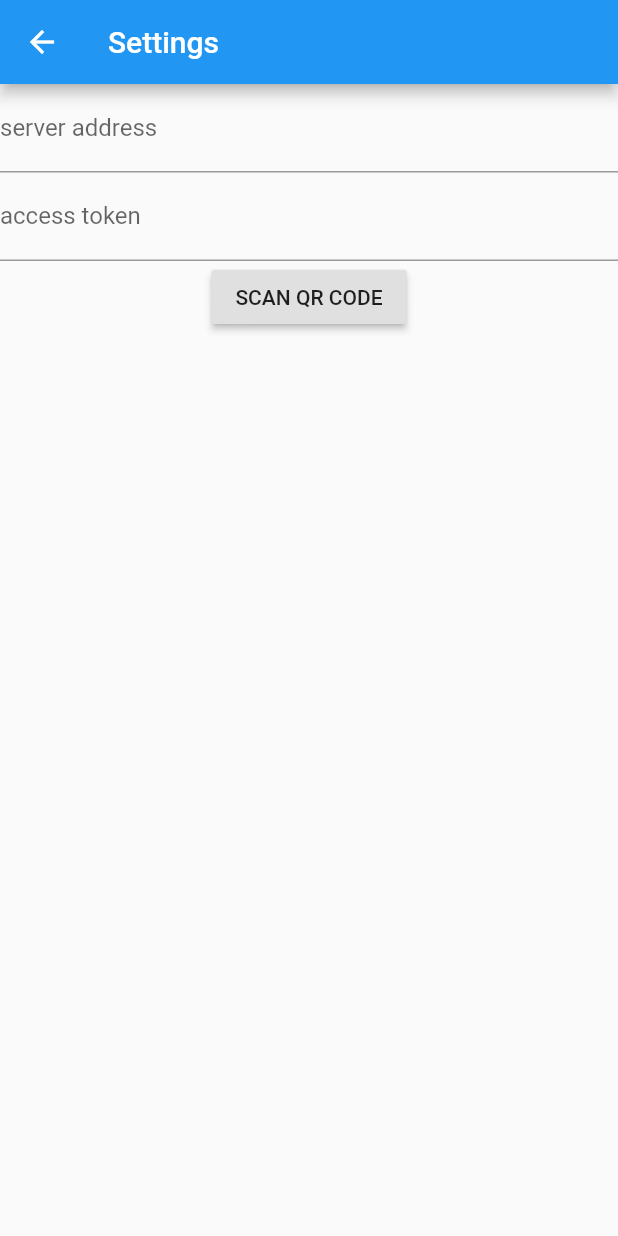
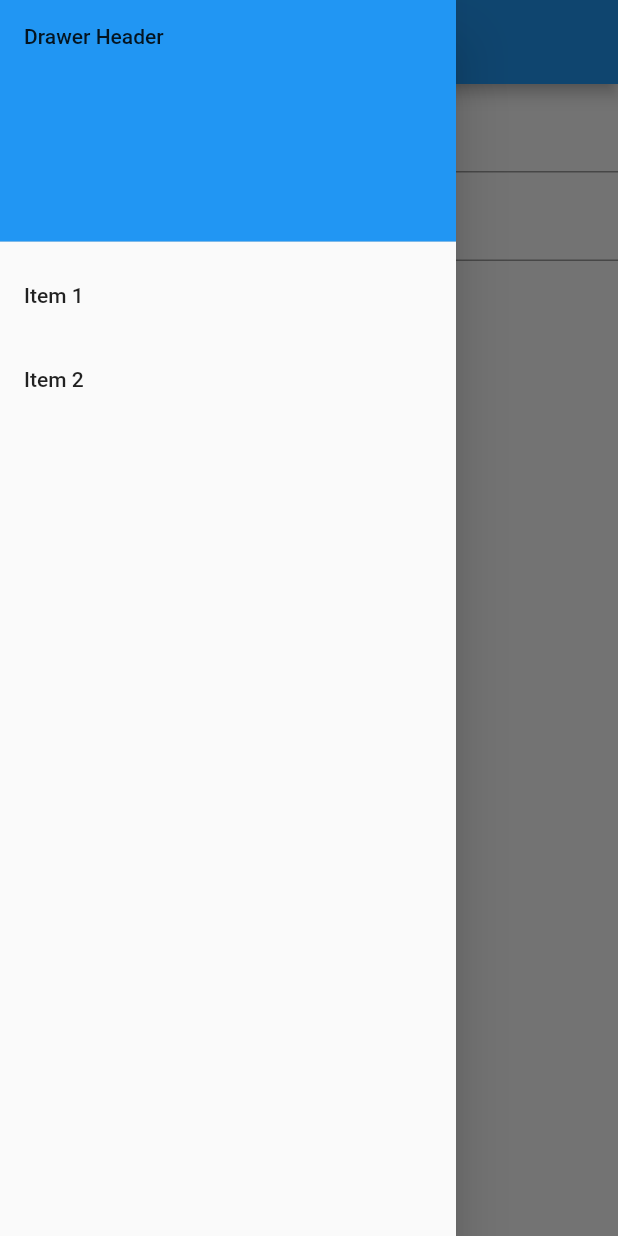
Before and after one commit to e154/smart-home-app, a Flutter app: the SettingsPage screen opened directly, with the side drawer open (before the commit the screen has no drawer), on a phone screen of 412 x 824 dp. Run offline on Flutter 3.47's test engine with Material 2 defaults, Android fonts, the phone set to English and light mode, and no system bars; our stand-ins replace bloc, equatable, flutter_bloc, sqflite; missing offline and left inert: barcode_scan; accounts and stored records are empty.

```diff
--- /dev/null
+++ b/lib/adaptors/adaptors.dart
@@ -0,0 +1,16 @@
+import 'package:smart_home_app/db/db.dart';
+import 'variables.dart';
+
+class Adaptors {
+  VariableAdaptor variable;
+
+  static final Adaptors _singleton = new Adaptors._internal();
+
+  factory Adaptors() {
+    return _singleton;
+  }
+
+  Adaptors._internal() {
+    variable = new VariableAdaptor(DBProvider.db);
+  }
+}
--- a/lib/authentication/authentication_bloc.dart
+++ b/lib/authentication/authentication_bloc.dart
@@ -2,6 +2,8 @@ import 'dart:async';
 
 import 'package:meta/meta.dart';
 import 'package:bloc/bloc.dart';
+import 'package:smart_home_app/adaptors/adaptors.dart';
+import 'package:smart_home_app/models/setting.dart';
 import 'package:smart_home_app/repository/user_repository.dart';
 
 import 'package:smart_home_app/authentication/authentication.dart';
@@ -9,9 +11,10 @@ import 'package:smart_home_app/authentication/authentication.dart';
 class AuthenticationBloc
     extends Bloc<AuthenticationEvent, AuthenticationState> {
   final UserRepository userRepository;
+  final Adaptors adaptors;
 
-  AuthenticationBloc({@required this.userRepository})
-      : assert(userRepository != null);
+  AuthenticationBloc({@required this.userRepository, this.adaptors})
+      : assert(userRepository != null && adaptors != null);
 
   @override
   AuthenticationState get initialState => AuthenticationUninitialized();
@@ -22,12 +25,30 @@ class AuthenticationBloc
   ) async* {
     if (event is AppStarted) {
       final bool hasToken = await userRepository.hasToken();
+      final Settings settings = await adaptors.variable.getSettings();
 
       if (hasToken) {
         yield AuthenticationAuthenticated();
-      } else {
+      }
+
+      // goto settings page and set connect params
+      if (!settings.validSettings()) {
+        yield NeedUpdateSettings();
+        return;
+      }
+
+      // goto login page
+      if (!settings.validLoginParams()) {
         yield AuthenticationUnauthenticated();
       }
+
+//      final bool hasToken = await userRepository.hasToken();
+
+//      if (hasToken) {
+//        yield AuthenticationAuthenticated();
+//      } else {
+//        yield AuthenticationUnauthenticated();
+//      }
     }
 
     if (event is LoggedIn) {
--- a/lib/authentication/authentication_state.dart
+++ b/lib/authentication/authentication_state.dart
@@ -2,21 +2,31 @@ import 'package:equatable/equatable.dart';
 
 abstract class AuthenticationState extends Equatable {}
 
+//Un initialized (Не инициализирован)
 class AuthenticationUninitialized extends AuthenticationState {
   @override
   String toString() => 'AuthenticationUninitialized';
 }
 
+//Authenticated (Авторозован)
 class AuthenticationAuthenticated extends AuthenticationState {
   @override
   String toString() => 'AuthenticationAuthenticated';
 }
 
+//Unauthenticated (Не авторизован)
 class AuthenticationUnauthenticated extends AuthenticationState {
   @override
   String toString() => 'AuthenticationUnauthenticated';
 }
 
+//NeedUpdateSettings
+class NeedUpdateSettings extends AuthenticationState {
+  @override
+  String toString() => 'NeedUpdateSettings';
+}
+
+//Loading (Загрузка)
 class AuthenticationLoading extends AuthenticationState {
   @override
   String toString() => 'AuthenticationLoading';
--- /dev/null
+++ b/lib/models/setting.dart
@@ -0,0 +1,43 @@
+// To parse this JSON data, do
+//
+//     final settings = settingsFromJson(jsonString);
+
+import 'dart:convert';
+
+Settings settingsFromJson(String str) => Settings.fromJson(json.decode(str));
+
+String settingsToJson(Settings data) => json.encode(data.toJson());
+
+class Settings {
+  String serverAddress = "";
+  String accessToken = "";
+  String userLogin = "";
+  String userPassword = "";
+
+  Settings();
+
+  bool validSettings() {
+    return accessToken != "" && serverAddress != "";
+  }
+
+  bool validLoginParams() {
+    return userLogin != "" && userPassword != "";
+  }
+
+  factory Settings.fromJson(Map<String, dynamic> json) {
+    Settings settings = new Settings();
+    settings.serverAddress = json["server_address"];
+    settings.accessToken = json["access_token"];
+    settings.userLogin = json["user_login"];
+    settings.userPassword = json["user_password"];
+
+    return settings;
+  }
+
+  Map<String, dynamic> toJson() => {
+        "server_address": serverAddress,
+        "access_token": accessToken,
+        "user_login": userLogin,
+        "user_password": userPassword,
+      };
+}
--- /dev/null
+++ b/lib/pages/main_menu/main_menu.dart
@@ -0,0 +1,44 @@
+import 'package:flutter/material.dart';
+
+class MainMenu extends StatelessWidget {
+  MainMenu();
+
+  @override
+  Widget build(BuildContext context) {
+    return Drawer(
+      // Add a ListView to the drawer. This ensures the user can scroll
+      // through the options in the drawer if there isn't enough vertical
+      // space to fit everything.
+      child: ListView(
+        // Important: Remove any padding from the ListView.
+        padding: EdgeInsets.zero,
+        children: <Widget>[
+          DrawerHeader(
+            child: Text('Drawer Header'),
+            decoration: BoxDecoration(
+              color: Colors.blue,
+            ),
+          ),
+          ListTile(
+            title: Text('Item 1'),
+            onTap: () {
+              // Update the state of the app
+              // ...
+              // Then close the drawer
+              Navigator.pop(context);
+            },
+          ),
+          ListTile(
+            title: Text('Item 2'),
+            onTap: () {
+              // Update the state of the app
+              // ...
+              // Then close the drawer
+              Navigator.pop(context);
+            },
+          ),
+        ],
+      ),
+    );
+  }
+}
--- a/lib/pages/settings/settings_page.dart
+++ b/lib/pages/settings/settings_page.dart
@@ -1,5 +1,7 @@
 import 'package:flutter/material.dart';
 import 'package:flutter_bloc/flutter_bloc.dart';
+import 'package:smart_home_app/pages/home/home_page.dart';
+import 'package:smart_home_app/pages/main_menu/main_menu.dart';
 import 'settings_bloc.dart';
 import 'settings_form.dart';
 
@@ -10,7 +12,11 @@ class SettingsPage extends StatelessWidget {
   Widget build(BuildContext context) {
     return Scaffold(
         appBar: AppBar(
+          automaticallyImplyLeading: true,
           title: Text('Settings'),
+            leading: IconButton(icon:Icon(Icons.arrow_back),
+              onPressed:() => HomePage(),
+            )
         ),
       body: BlocProvider(
         builder: (context) {
@@ -21,6 +27,7 @@ class SettingsPage extends StatelessWidget {
         },
         child: SettingsForm(),
       ),
+      drawer: MainMenu(),
     );
   }
 }
--- a/lib/pages/settings/settings_state.dart
+++ b/lib/pages/settings/settings_state.dart
@@ -23,3 +23,8 @@ class SettingsFailure extends SettingsState {
   @override
   String toString() => 'SettingsFailure { error: $error }';
 }
+
+class SettingsQrScan extends SettingsState {
+  @override
+  String toString() => 'SettingsQrScan';
+}
--- /dev/null
+++ b/lib/repository/settings_repository.dart
@@ -0,0 +1,6 @@
+import 'dart:async';
+import 'package:meta/meta.dart';
+
+class SettingsRepository {
+
+}
--- a/pubspec.yaml
+++ b/pubspec.yaml
@@ -27,6 +27,9 @@ dependencies:
   flutter_bloc: ^0.20.0
   equatable: ^0.2.0
   barcode_scan: ^0.0.4
+  jaguar_query_sqflite: ^2.2.10
+  sqflite: any
+  path_provider: any
 
 dev_dependencies:
   flutter_test:
@@ -48,6 +51,8 @@ flutter:
   # assets:
   #  - images/a_dot_burr.jpeg
   #  - images/a_dot_ham.jpeg
+  assets:
+    - assets/images/
 
   # An image asset can refer to one or more resolution-specific "variants", see
   # https://flutter.dev/assets-and-images/#resolution-aware.
```
Also changed, not shown: lib/adaptors/variables.dart (added, +44 -0 lines), lib/db/db.dart (added, +72 -0 lines), lib/db/variable.dart (added, +51 -0 lines), lib/main.dart (+11 -4 lines), lib/models/variable.dart (added, +41 -0 lines), lib/pages/settings/settings_form.dart (+26 -9 lines), lib/pages/splash/splash_page.dart (+6 -1 lines), assets/images/smarthome_logo.png (added), pubspec.lock, 8 other files.
